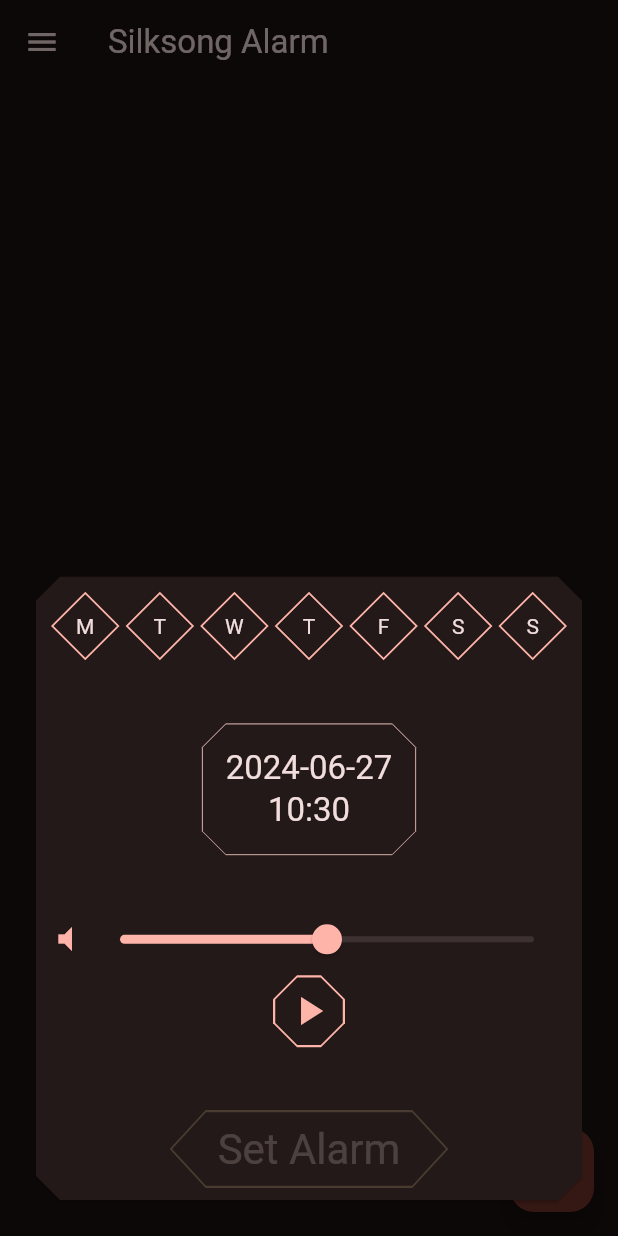
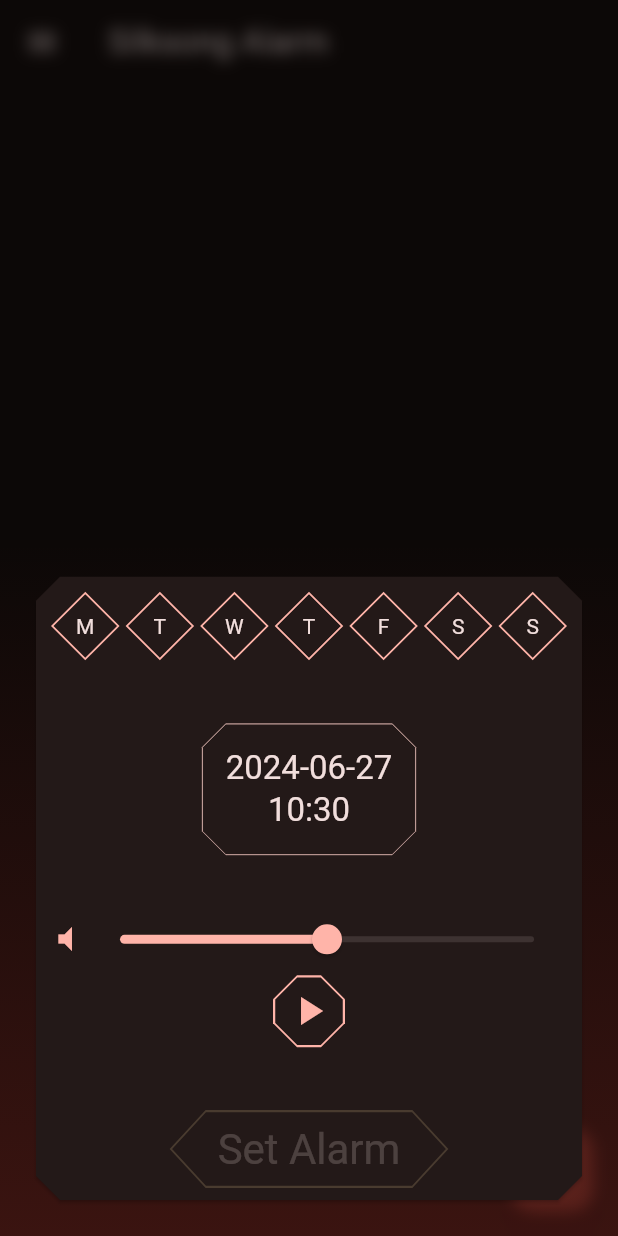
Before and after one commit to Crash285github/silksong_alarm, a Flutter app: the screen it shows after launch, after a tap on the "alarm add" icon, on a phone screen of 412 x 824 dp. Run offline on Flutter 3.47's test engine with Material 3 defaults, Android fonts, the phone set to English and light mode, and no system bars; our stand-ins replace just_audio, permission_handler, shared_preferences; missing offline and left inert: alarm, auto_start_flutter, background_fetch, youtube_explode_dart; statements that could not run were skipped.

Commit message:
designing mostly

```diff
--- a/lib/view/home_page.dart
+++ b/lib/view/home_page.dart
@@ -51,7 +51,7 @@
       appBar: AppBar(
         title: const Text("Silksong Alarm"),
       ),
-      body: AlarmList(),
+      body: const AlarmList(),
       drawer: const Settings(),
       floatingActionButton: const SetAlarmButton(),
     );
--- a/lib/view/set_alarm_sheet/set_alarm_sheet.dart
+++ b/lib/view/set_alarm_sheet/set_alarm_sheet.dart
@@ -1,4 +1,6 @@
 library set_alarm_sheet;
+
+import 'dart:ui';
 
 import 'package:alarm/alarm.dart';
 import 'package:alarm/model/alarm_settings.dart';
@@ -96,7 +98,22 @@
 
   @override
   Widget build(BuildContext context) {
-    return Card(
+    return BackdropFilter(
+      filter: ImageFilter.blur(sigmaX: 5, sigmaY: 5),
+      child: Stack(
+        children: [
+          Container(
+            decoration: BoxDecoration(
+                gradient: LinearGradient(
+              colors: [
+                Colors.red.withOpacity(.2),
+                Colors.red.withOpacity(0),
+              ],
+              begin: Alignment.bottomCenter,
+              end: Alignment.topCenter,
+            )),
+          ),
+          Card(
             margin: const EdgeInsets.all(24),
             shape: BeveledRectangleBorder(
               borderRadius: BorderRadius.circular(16),
@@ -123,7 +140,8 @@
                         ? () async {
                             await Alarm.set(
                               alarmSettings: AlarmSettings(
-                          id: DateTime.now().millisecondsSinceEpoch % 100000,
+                                id: DateTime.now().millisecondsSinceEpoch %
+                                    100000,
                                 dateTime: dateTime,
                                 assetAudioPath: await SilksongNews.path,
                                 notificationTitle: "Your Daily Silksong Alarm",
@@ -145,6 +163,9 @@
                 )
               ],
             ),
+          ),
+        ],
+      ),
     );
   }
 }
--- a/lib/view/set_alarm_sheet/volume_changer.dart
+++ b/lib/view/set_alarm_sheet/volume_changer.dart
@@ -12,16 +12,34 @@
 
 class _VolumeChangerState extends State<_VolumeChanger> {
   double localValue = .5;
-  static bool playing = false;
-  static final AudioPlayer _player = AudioPlayer();
+  bool playing = false;
+  final AudioPlayer _player = AudioPlayer();
 
   Future<void> toggleAudio() async {
-    await _player.stop();
+    setState(() => playing = !playing);
+
+    if (playing) {
+      await _player.play();
+    } else {
+      await _player.stop();
+    }
+  }
+
+  Future<void> setupAudioPlayer() async {
     await _player.setFilePath(await SilksongNews.path);
-    await _player.setVolume(localValue);
-    await _player.play();
+    await _player.load();
+  }
 
-    setState(() => playing = _player.playing);
+  @override
+  void initState() {
+    super.initState();
+    setupAudioPlayer();
+  }
+
+  @override
+  void dispose() {
+    _player.stop().whenComplete(() => _player.dispose());
+    super.dispose();
   }
 
   @override
@@ -43,7 +61,8 @@
               Expanded(
                 child: Slider(
                   value: localValue,
-                  onChanged: (value) {
+                  onChanged: (value) async {
+                    await _player.setVolume(localValue);
                     setState(() => localValue = value);
                     widget.onChanged?.call(localValue);
                   },
@@ -61,7 +80,7 @@
             ),
             clipBehavior: Clip.antiAlias,
             child: InkWell(
-              onTap: toggleAudio,
+              onTap: () => toggleAudio(),
               child: Padding(
                 padding: const EdgeInsets.all(8.0),
                 child: Icon(
--- a/lib/view/settings.dart
+++ b/lib/view/settings.dart
@@ -1,3 +1,5 @@
+import 'dart:ui';
+
 import 'package:auto_start_flutter/auto_start_flutter.dart';
 import 'package:flutter/material.dart';
 import 'package:silksong_alarm/services/permissions.dart';
@@ -10,81 +12,46 @@
 
   @override
   Widget build(BuildContext context) {
-    return SafeArea(
-      child: Drawer(
+    return BackdropFilter(
+      filter: ImageFilter.blur(sigmaX: 5, sigmaY: 5),
+      child: Stack(
+        children: [
+          Container(
+            decoration: BoxDecoration(
+                gradient: LinearGradient(
+              colors: [
+                Colors.red.withOpacity(.2),
+                Colors.red.withOpacity(0),
+              ],
+              begin: Alignment.centerLeft,
+              end: Alignment.centerRight,
+            )),
+          ),
+          SafeArea(
+            child: Card(
+              margin: const EdgeInsets.all(24),
+              shape: BeveledRectangleBorder(
+                borderRadius: BorderRadius.circular(16),
+              ),
               child: Column(
                 children: [
-            Text(
+                  Padding(
+                    padding: const EdgeInsets.all(8.0),
+                    child: Text(
                       "Settings",
-              style: Theme.of(context).textTheme.titleLarge,
-            ),
-            const _AutoStart(),
-            const _AlarmPermission(),
-            const _NotificationPermission(),
-            const _DownloadNews(),
-          ],
+                      style: Theme.of(context).textTheme.headlineMedium,
                     ),
                   ),
-    );
-  }
-}
-
-class _DownloadNews extends StatelessWidget {
-  const _DownloadNews();
-
-  @override
-  Widget build(BuildContext context) {
-    return ListTile(
-      leading: const Icon(Icons.download),
-      title: const Text("Download latest news"),
+                  const SizedBox(height: 16),
+                  _SettingTemplate(
+                    text: "Auto Start",
+                    icon: Icons.run_circle_outlined,
+                    onTap: () async => await getAutoStartPermission(),
+                  ),
+                  _SettingTemplate(
                     onTap: () async {
-        final res = await SilksongNews.download();
-
-        if (context.mounted) {
-          await showDialog(
-            context: context,
-            builder: (context) => AlertDialog(
-              content: Text(
-                "Downloaded: $res",
-                style: Theme.of(context).textTheme.titleLarge,
-              ),
-              actions: [
-                TextButton(
-                  child: const Text("ok"),
-                  onPressed: () => Navigator.pop(context),
-                ),
-              ],
-            ),
-          );
-        }
-      },
-    );
-  }
-}
-
-class _AutoStart extends StatelessWidget {
-  const _AutoStart();
-
-  @override
-  Widget build(BuildContext context) {
-    return ListTile(
-      leading: const Icon(Icons.run_circle_outlined),
-      title: const Text("Auto Start"),
-      onTap: () async => await getAutoStartPermission(),
-    );
-  }
-}
-
-class _AlarmPermission extends StatelessWidget {
-  const _AlarmPermission();
-
-  @override
-  Widget build(BuildContext context) {
-    return ListTile(
-      leading: const Icon(Icons.rule),
-      title: const Text("Check Alarm Permission"),
-      onTap: () async {
-        final res = await checkAndroidScheduleExactAlarmPermission();
+                      final res =
+                          await checkAndroidScheduleExactAlarmPermission();
 
                       if (context.mounted) {
                         await showDialog(
@@ -104,18 +71,10 @@
                         );
                       }
                     },
-    );
-  }
-}
-
-class _NotificationPermission extends StatelessWidget {
-  const _NotificationPermission();
-
-  @override
-  Widget build(BuildContext context) {
-    return ListTile(
-      leading: const Icon(Icons.notifications),
-      title: const Text("Check Notification Permission"),
+                    text: "Check alarm permission",
+                    icon: Icons.alarm,
+                  ),
+                  _SettingTemplate(
                     onTap: () async {
                       final res = await checkAndroidNotificationPermission();
 
@@ -137,6 +96,95 @@
                         );
                       }
                     },
+                    text: "Check notification permission",
+                    icon: Icons.notifications,
+                  ),
+                  _SettingTemplate(
+                    onTap: () async {
+                      final res = await SilksongNews.download();
+
+                      if (context.mounted) {
+                        await showDialog(
+                          context: context,
+                          builder: (context) => AlertDialog(
+                            shape: BeveledRectangleBorder(
+                              borderRadius: BorderRadius.circular(16),
+                            ),
+                            content: Text(
+                              "Downloaded: $res",
+                              style: Theme.of(context).textTheme.titleLarge,
+                            ),
+                            actions: [
+                              TextButton(
+                                child: const Text("ok"),
+                                onPressed: () => Navigator.pop(context),
+                              ),
+                            ],
+                          ),
+                        );
+                      }
+                    },
+                    text: "Download latest news",
+                    icon: Icons.download_done_outlined,
+                  ),
+                  const Spacer(),
+                  const Center(
+                    child: Text("v0.1.0"),
+                  )
+                ],
+              ),
+            ),
+          ),
+        ],
+      ),
     );
   }
 }
+
+class _SettingTemplate extends StatelessWidget {
+  final Function() onTap;
+  final String text;
+  final IconData icon;
+  const _SettingTemplate({
+    required this.onTap,
+    required this.text,
+    required this.icon,
+  });
+
+  @override
+  Widget build(BuildContext context) {
+    return Padding(
+      padding: const EdgeInsets.all(12),
+      child: Material(
+        type: MaterialType.transparency,
+        shape: BeveledRectangleBorder(
+          borderRadius: const BorderRadius.all(Radius.elliptical(16, 32)),
+          side: BorderSide(
+            color: Theme.of(context).colorScheme.tertiary,
+          ),
+        ),
+        clipBehavior: Clip.antiAlias,
+        child: InkWell(
+          onTap: onTap,
+          child: Padding(
+            padding: const EdgeInsets.symmetric(
+              vertical: 8.0,
+              horizontal: 24.0,
+            ),
+            child: Row(
+              mainAxisAlignment: MainAxisAlignment.center,
+              children: [
+                Icon(icon),
+                const SizedBox(width: 12),
+                Text(
+                  text,
+                  style: Theme.of(context).textTheme.bodyLarge,
+                ),
+              ],
+            ),
+          ),
+        ),
+      ),
+    );
+  }
+}
```
Lines whose indentation alone changed are shown as unchanged.
